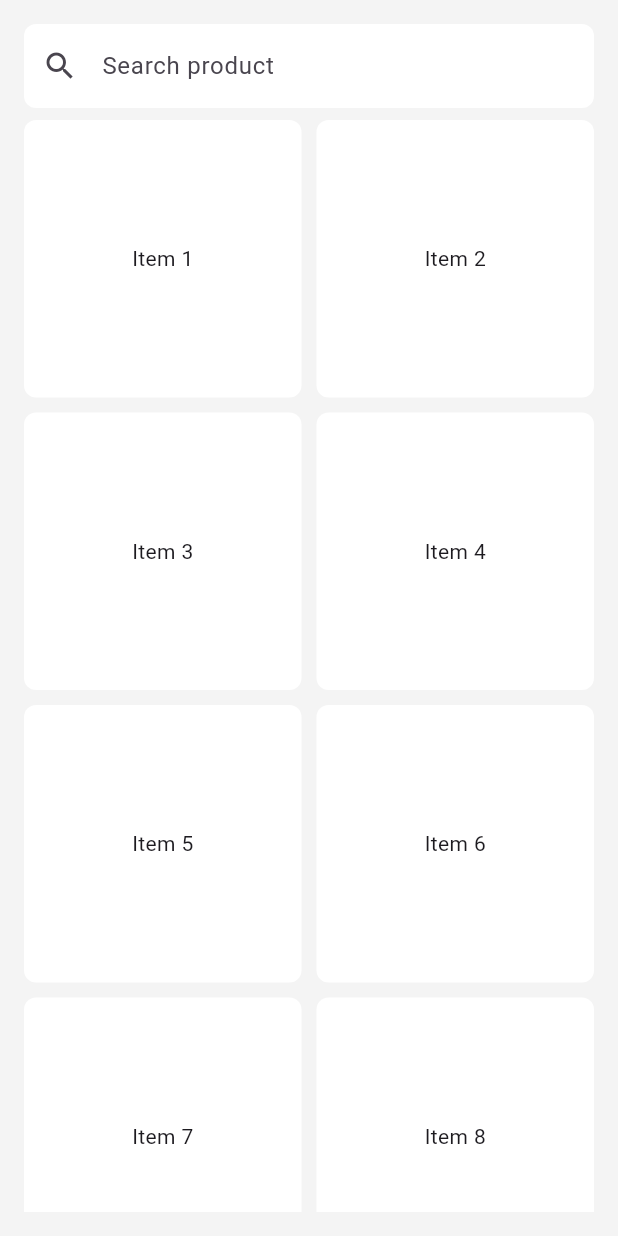
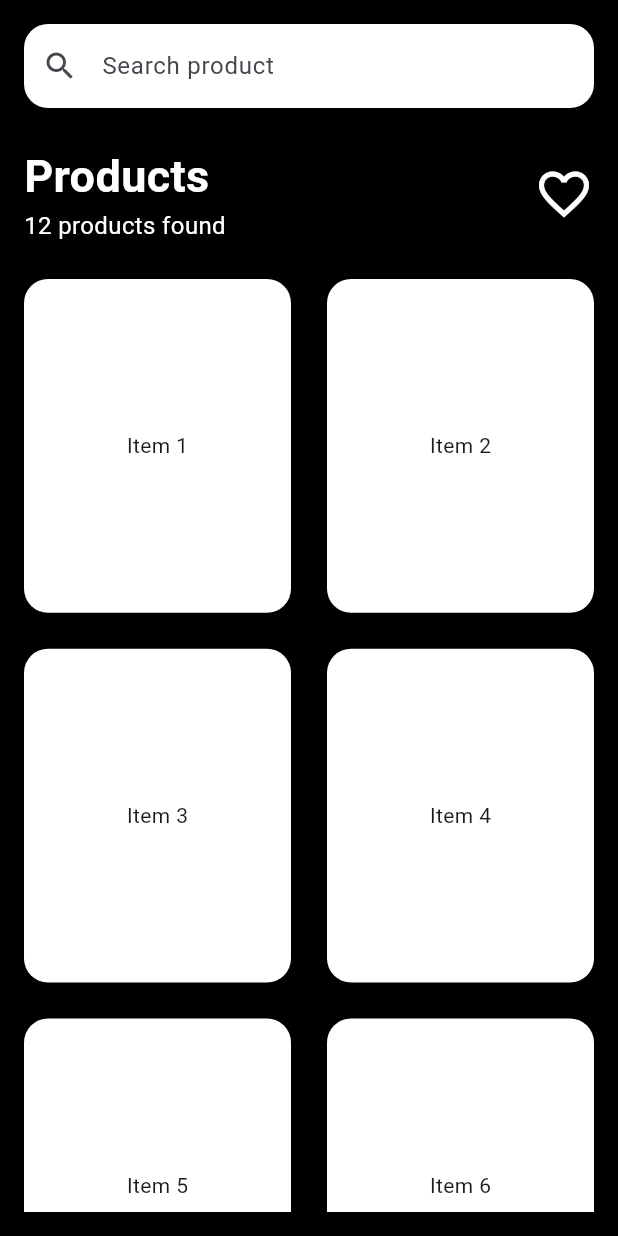
Before and after one commit to anca26/HomeAssesment, a Flutter app: the screen it shows after launch, on a phone screen of 412 x 824 dp. Run offline on Flutter 3.47's test engine with Material 3 defaults, Android fonts, the phone set to English and light mode, and no system bars.

Commit message:
Added header with products and favorites icon
The background is black and the text white for the moment because I need contrast to see the spacing differences

```diff
--- a/custom_app/lib/pages/home_page.dart
+++ b/custom_app/lib/pages/home_page.dart
@@ -10,11 +10,12 @@ class HomePage extends StatefulWidget {
 class _HomePageState extends State<HomePage>{
   // tbi: final List<Product> products = [];
   Color backgroundGray = const Color.fromARGB(255, 244, 244, 244);
+  int itemCount = 12; //delete this later
 
   @override
   Widget build(BuildContext context){
     return Scaffold(
-      backgroundColor: backgroundGray,
+      backgroundColor: Colors.black,
       body: SafeArea(child: Padding (
         padding: EdgeInsets.all(16.0),
         child: Column(
@@ -27,28 +28,57 @@ class _HomePageState extends State<HomePage>{
                 hintText: 'Search product',
                 prefixIcon: Icon(Icons.search),
                 border: OutlineInputBorder(
-                  borderRadius: BorderRadius.circular(8.0),
+                  borderRadius: BorderRadius.circular(16.0),
                   borderSide: BorderSide.none
                   ),
 
               ),
             ),
-            SizedBox(height:8.0),
+            SizedBox(height: 24),
+            Row(
+              mainAxisAlignment: MainAxisAlignment.spaceBetween,
+              children: [
+                Column(
+                  crossAxisAlignment: CrossAxisAlignment.start,
+                  children: [
+                    Text(
+                  'Products',
+                  style: TextStyle(
+                    color: Colors.white, //change later
+                    fontSize: 30,
+                    fontWeight: FontWeight.bold
+                  )),
+                    Text(
+                      '${itemCount} products found',
+                       style: TextStyle(
+                        color: Colors.white, //change later
+                        fontSize: 16,
+                       ),
+                    ),
+                  ],
+                ),
+                  Icon(
+                    Icons.favorite_border,
+                    size: 40,
+                    color: Colors.white),
+              ],),
+            SizedBox(height:24),
             Expanded(
               child: GridView.builder(
-                itemCount: 12, //products.length after fetching
+                itemCount: itemCount, //products.length after fetching
                 gridDelegate: SliverGridDelegateWithFixedCrossAxisCount(
                   crossAxisCount: 2,
-                  crossAxisSpacing: 10,
-                  mainAxisSpacing: 10,
-                  childAspectRatio: 1,
+                  crossAxisSpacing: 24,
+                  mainAxisSpacing: 24,
+                  childAspectRatio: 0.8,
                   ),
                 itemBuilder: (context, index) {
+                  //tbi  DisplayItem(product: product)
                   return Container(
                     alignment: Alignment.center,
                     decoration: BoxDecoration(
                       color: Colors.white,
-                      borderRadius: BorderRadius.circular(8.0),
+                      borderRadius: BorderRadius.circular(16.0),
                     ),
                     child: Text(
                       'Item ${index +1}',
```
